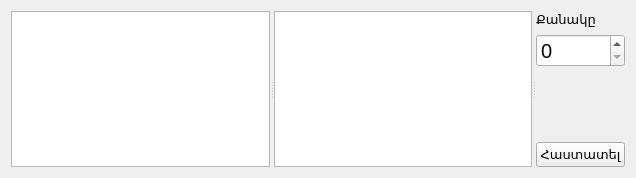
The window that src/storeexplorer.ui (ADCompany/AD-Farm) describes before a commit, drawn with Qt 5.
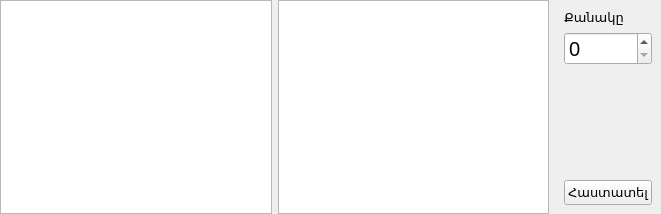
The same window after the commit. Icons and pictures are not drawn.

What changed in the file:
```diff
--- a/src/storeexplorer.ui
+++ b/src/storeexplorer.ui
@@ -6,30 +6,42 @@
    <rect>
     <x>0</x>
     <y>0</y>
-    <width>636</width>
-    <height>178</height>
+    <width>661</width>
+    <height>214</height>
    </rect>
   </property>
+  <property name="sizePolicy">
+   <sizepolicy hsizetype="Expanding" vsizetype="Expanding">
+    <horstretch>0</horstretch>
+    <verstretch>0</verstretch>
+   </sizepolicy>
+  </property>
   <property name="windowTitle">
    <string>Form</string>
   </property>
-  <layout class="QVBoxLayout" name="verticalLayout_2">
-   <item>
-    <widget class="QSplitter" name="splitter_2">
-     <property name="orientation">
-      <enum>Qt::Horizontal</enum>
-     </property>
-     <widget class="QSplitter" name="splitter">
-      <property name="orientation">
-       <enum>Qt::Horizontal</enum>
-      </property>
+  <layout class="QHBoxLayout" name="horizontalLayout_2">
+   <property name="margin">
+    <number>0</number>
+   </property>
+   <item>
+    <layout class="QHBoxLayout" name="horizontalLayout">
+     <item>
       <widget class="QListWidget" name="wdgStoreList"/>
+     </item>
+     <item>
+      <layout class="QVBoxLayout" name="vlayItems">
+       <item>
       <widget class="QTableView" name="viewContentTable">
        <property name="selectionBehavior">
         <enum>QAbstractItemView::SelectRows</enum>
        </property>
       </widget>
-     </widget>
+       </item>
+      </layout>
+     </item>
+    </layout>
+   </item>
+   <item>
      <widget class="QWidget" name="wdgCount" native="true">
       <layout class="QVBoxLayout" name="verticalLayout">
        <item>
@@ -113,7 +125,6 @@
         </widget>
        </item>
       </layout>
-     </widget>
     </widget>
    </item>
   </layout>
```
Lines whose indentation alone changed are shown as unchanged.
